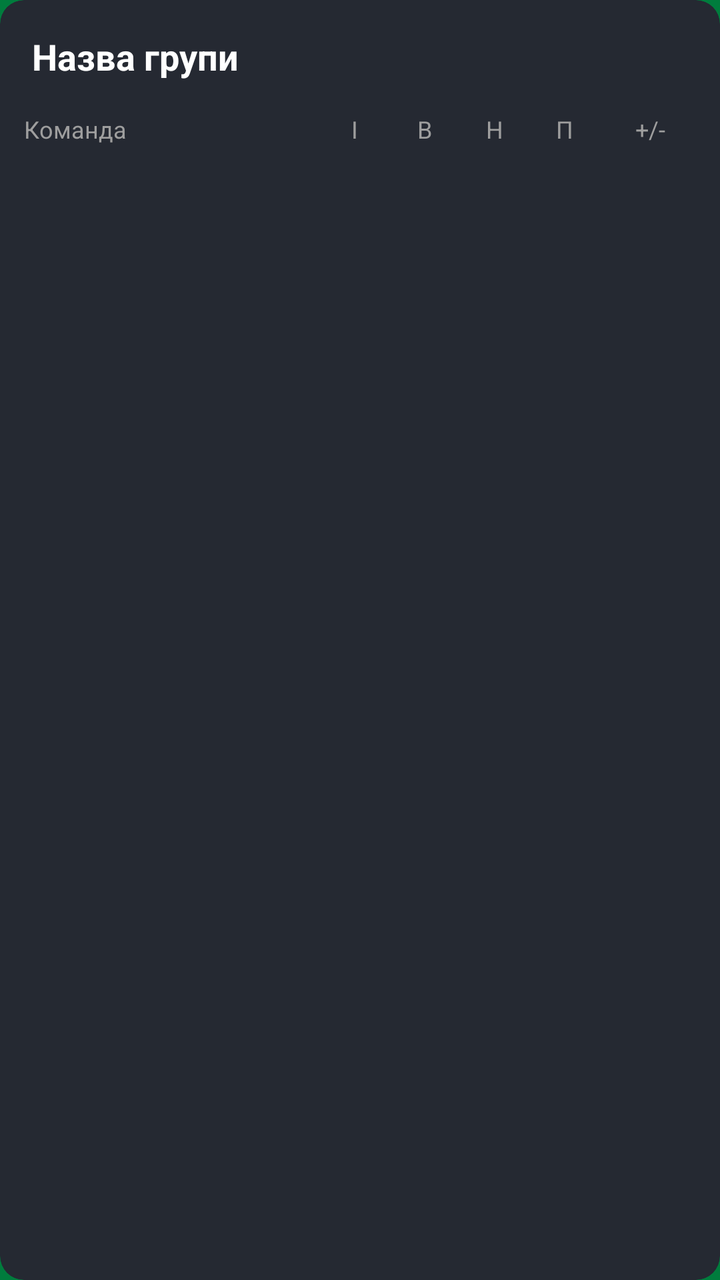
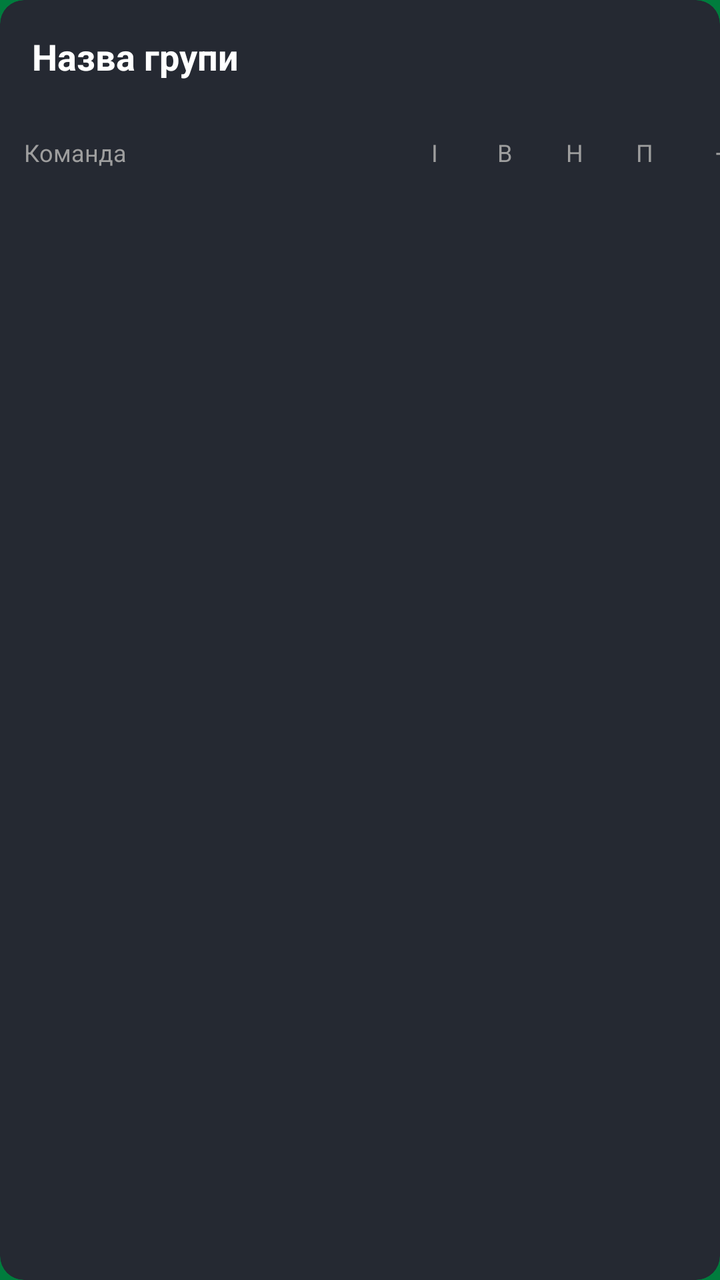

An Android layout rendered at two revisions. The XML below is the earlier revision; the diff shows what the commit changed to produce the second picture.
<!-- AndroidManifest.xml: application theme Theme.MAFFootball -->
<!-- res/layout/item_group_card.xml -->
<?xml version="1.0" encoding="utf-8"?>
<androidx.cardview.widget.CardView xmlns:android="http://schemas.android.com/apk/res/android"
    xmlns:app="http://schemas.android.com/apk/res-auto"
    android:layout_width="match_parent"
    android:layout_height="wrap_content"
    android:layout_marginBottom="16dp"
    app:cardBackgroundColor="#252932"
    app:cardCornerRadius="12dp"
    app:cardElevation="0dp">

    <LinearLayout
        android:layout_width="match_parent"
        android:layout_height="wrap_content"
        android:orientation="vertical"
        android:paddingBottom="8dp">

        <TextView
            android:id="@+id/tvGroupTitle"
            android:layout_width="match_parent"
            android:layout_height="wrap_content"
            android:padding="16dp"
            android:text="Назва групи"
            android:textColor="#FFFFFF"
            android:textSize="18sp"
            android:textStyle="bold" />

        <LinearLayout
            android:layout_width="match_parent"
            android:layout_height="wrap_content"
            android:orientation="horizontal">

            <LinearLayout
                android:layout_width="wrap_content"
                android:layout_height="wrap_content"
                android:orientation="vertical">

                <LinearLayout
                    android:layout_width="160dp" 
                    android:layout_height="wrap_content"
                    android:orientation="horizontal"
                    android:paddingStart="12dp"
                    android:paddingBottom="8dp">
                    
                    <TextView
                        android:layout_width="match_parent"
                        android:layout_height="wrap_content"
                        android:text="Команда"
                        android:textColor="#9E9E9E"
                        android:textSize="12sp" />
                </LinearLayout>

                <androidx.recyclerview.widget.RecyclerView
                    android:id="@+id/rvStandingLeft"
                    android:layout_width="160dp"
                    android:layout_height="wrap_content"
                    android:nestedScrollingEnabled="false"
                    android:overScrollMode="never" />
            </LinearLayout>

            <HorizontalScrollView
                android:layout_width="match_parent"
                android:layout_height="wrap_content"
                android:scrollbars="none">

                <LinearLayout
                    android:layout_width="wrap_content"
                    android:layout_height="wrap_content"
                    android:orientation="vertical">

                    <LinearLayout
                        android:layout_width="wrap_content"
                        android:layout_height="wrap_content"
                        android:orientation="horizontal"
                        android:paddingBottom="8dp">

                        <TextView
                            android:layout_width="35dp"
                            android:layout_height="wrap_content"
                            android:gravity="center"
                            android:text="І"
                            android:textColor="#9E9E9E"
                            android:textSize="12sp" />

                        <TextView
                            android:layout_width="35dp"
                            android:layout_height="wrap_content"
                            android:gravity="center"
                            android:text="В"
                            android:textColor="#9E9E9E"
                            android:textSize="12sp" />

                        <TextView
                            android:layout_width="35dp"
                            android:layout_height="wrap_content"
                            android:gravity="center"
                            android:text="Н"
                            android:textColor="#9E9E9E"
                            android:textSize="12sp" />

                        <TextView
                            android:layout_width="35dp"
                            android:layout_height="wrap_content"
                            android:gravity="center"
                            android:text="П"
                            android:textColor="#9E9E9E"
                            android:textSize="12sp" />

                        <TextView
                            android:layout_width="50dp"
                            android:layout_height="wrap_content"
                            android:gravity="center"
                            android:text="+/-"
                            android:textColor="#9E9E9E"
                            android:textSize="12sp" />

                        <TextView
                            android:layout_width="40dp"
                            android:layout_height="wrap_content"
                            android:gravity="center"
                            android:text="Оч"
                            android:textColor="#9E9E9E"
                            android:textSize="12sp"
                            android:textStyle="bold" />

                        <TextView
                            android:layout_width="110dp"
                            android:layout_height="wrap_content"
                            android:gravity="center"
                            android:text="ФОРМА"
                            android:textColor="#9E9E9E"
                            android:textSize="12sp" />
                    </LinearLayout>

                    <androidx.recyclerview.widget.RecyclerView
                        android:id="@+id/rvStandingRight"
                        android:layout_width="wrap_content"
                        android:layout_height="wrap_content"
                        android:nestedScrollingEnabled="false"
                        android:overScrollMode="never" />
                </LinearLayout>
            </HorizontalScrollView>
        </LinearLayout>

    </LinearLayout>
</androidx.cardview.widget.CardView>
<!-- resources referenced by this layout -->
<resources>
  <style name="Theme.MAFFootball" parent="Theme.MaterialComponents.DayNight.NoActionBar">
          <item name="colorPrimary">#007c3d</item>
          <item name="colorPrimaryVariant">#004d26</item>
          <item name="colorOnPrimary">@android:color/white</item>
          
          <item name="colorSecondary">#007c3d</item>
          <item name="colorOnSecondary">@android:color/white</item>
  
          <item name="android:statusBarColor">#007c3d</item>
          <item name="android:windowBackground">#007c3d</item>
      </style>
</resources>

<!-- the commit's change to res/layout/item_group_card.xml (unified diff, before → after) -->
@@ -30,19 +30,17 @@
             android:orientation="horizontal">
 
             <LinearLayout
-                android:layout_width="wrap_content"
+                android:layout_width="200dp"
                 android:layout_height="wrap_content"
                 android:orientation="vertical">
 
                 <LinearLayout
-                    android:layout_width="160dp" 
-                    android:layout_height="wrap_content"
-                    android:orientation="horizontal"
-                    android:paddingStart="12dp"
-                    android:paddingBottom="8dp">
-                    
+                    android:layout_width="match_parent"
+                    android:layout_height="40dp"
+                    android:gravity="center_vertical"
+                    android:paddingStart="12dp">
                     <TextView
-                        android:layout_width="match_parent"
+                        android:layout_width="wrap_content"
                         android:layout_height="wrap_content"
                         android:text="Команда"
                         android:textColor="#9E9E9E"
@@ -51,7 +49,7 @@
 
                 <androidx.recyclerview.widget.RecyclerView
                     android:id="@+id/rvStandingLeft"
-                    android:layout_width="160dp"
+                    android:layout_width="match_parent"
                     android:layout_height="wrap_content"
                     android:nestedScrollingEnabled="false"
                     android:overScrollMode="never" />
@@ -69,66 +67,17 @@
 
                     <LinearLayout
                         android:layout_width="wrap_content"
-                        android:layout_height="wrap_content"
+                        android:layout_height="40dp"
                         android:orientation="horizontal"
-                        android:paddingBottom="8dp">
+                        android:gravity="center_vertical">
 
-                        <TextView
-                            android:layout_width="35dp"
-                            android:layout_height="wrap_content"
-                            android:gravity="center"
-                            android:text="І"
-                            android:textColor="#9E9E9E"
-                            android:textSize="12sp" />
-
-                        <TextView
-                            android:layout_width="35dp"
-                            android:layout_height="wrap_content"
-                            android:gravity="center"
-                            android:text="В"
-                            android:textColor="#9E9E9E"
-                            android:textSize="12sp" />
-
-                        <TextView
-                            android:layout_width="35dp"
-                            android:layout_height="wrap_content"
-                            android:gravity="center"
-                            android:text="Н"
-                            android:textColor="#9E9E9E"
-                            android:textSize="12sp" />
-
-                        <TextView
-                            android:layout_width="35dp"
-                            android:layout_height="wrap_content"
-                            android:gravity="center"
-                            android:text="П"
-                            android:textColor="#9E9E9E"
-                            android:textSize="12sp" />
-
-                        <TextView
-                            android:layout_width="50dp"
-                            android:layout_height="wrap_content"
-                            android:gravity="center"
-                            android:text="+/-"
-                            android:textColor="#9E9E9E"
-                            android:textSize="12sp" />
-
-                        <TextView
-                            android:layout_width="40dp"
-                            android:layout_height="wrap_content"
-                            android:gravity="center"
-                            android:text="Оч"
-                            android:textColor="#9E9E9E"
-                            android:textSize="12sp"
-                            android:textStyle="bold" />
-
-                        <TextView
-                            android:layout_width="110dp"
-                            android:layout_height="wrap_content"
-                            android:gravity="center"
-                            android:text="ФОРМА"
-                            android:textColor="#9E9E9E"
-                            android:textSize="12sp" />
+                        <TextView android:layout_width="35dp" android:layout_height="wrap_content" android:gravity="center" android:text="І" android:textColor="#9E9E9E" android:textSize="12sp" />
+                        <TextView android:layout_width="35dp" android:layout_height="wrap_content" android:gravity="center" android:text="В" android:textColor="#9E9E9E" android:textSize="12sp" />
+                        <TextView android:layout_width="35dp" android:layout_height="wrap_content" android:gravity="center" android:text="Н" android:textColor="#9E9E9E" android:textSize="12sp" />
+                        <TextView android:layout_width="35dp" android:layout_height="wrap_content" android:gravity="center" android:text="П" android:textColor="#9E9E9E" android:textSize="12sp" />
+                        <TextView android:layout_width="50dp" android:layout_height="wrap_content" android:gravity="center" android:text="+/-" android:textColor="#9E9E9E" android:textSize="12sp" />
+                        <TextView android:layout_width="40dp" android:layout_height="wrap_content" android:gravity="center" android:text="Оч" android:textColor="#9E9E9E" android:textSize="12sp" android:textStyle="bold" />
+                        <TextView android:layout_width="110dp" android:layout_height="wrap_content" android:gravity="center" android:text="ФОРМА" android:textColor="#9E9E9E" android:textSize="12sp" />
                     </LinearLayout>
 
                     <androidx.recyclerview.widget.RecyclerView
@@ -140,6 +89,5 @@
                 </LinearLayout>
             </HorizontalScrollView>
         </LinearLayout>
-
     </LinearLayout>
 </androidx.cardview.widget.CardView>
